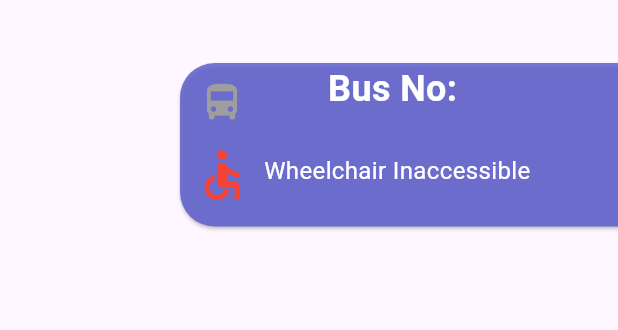
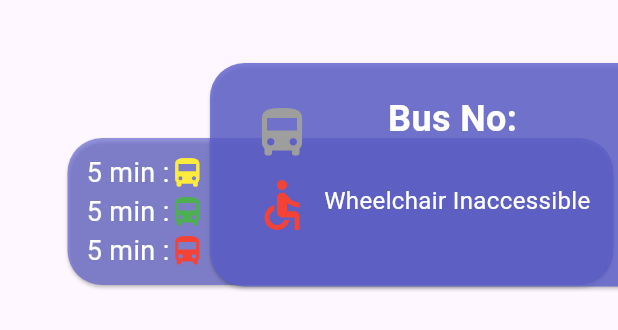
Before and after one commit to zacw-243L/flutter-transport-app, a Flutter app: the BusArrivalTile widget shown alone on an empty page, opened directly with empty values, on a phone screen of 412 x 824 dp. Shown: the top 330 px of the screen. Run offline on Flutter 3.47's test engine with Material 3 defaults, Android fonts, the phone set to English and light mode, and no system bars; our stand-ins replace cloud_firestore, firebase_auth, firebase_core; missing offline and left inert: firebase_ui_auth; accounts and stored records are empty; network calls fail.

Commit message:
Made sideCard with placeholder info for nextBus implementatin

```diff
--- a/lib/screens/bus_screen.dart
+++ b/lib/screens/bus_screen.dart
@@ -1,3 +1,4 @@
+import 'package:flutter/cupertino.dart';
 import 'package:flutter/material.dart';
 import '../utilities/api_calls.dart';
 import '../utilities/constants.dart';
@@ -261,24 +262,28 @@ class BusArrivalTile extends StatelessWidget {
       subtitle: Column(
         crossAxisAlignment: CrossAxisAlignment.start,
         children: [
+          Stack(
+            children: [
               Transform.translate(
-            offset: Offset(100.0, 30.0),
+                offset: Offset(25.0, 80.0),
+                child: buildInfoCard(),
+              ),
+              Transform.translate(
+                offset: Offset(120.0, 30.0),
                 child: Card(
-              color: Color(0xFF5E60CE).withOpacity(0.85),
+                  color: Color(0xFF5E60CE).withOpacity(0.80),
                   shape: RoundedRectangleBorder(
                     borderRadius: BorderRadius.circular(23),
                   ),
+                  child: Padding(
+                    padding: const EdgeInsets.all(20),
                     child: Row(
                       children: [
                         Column(children: [
-                    Container(
-                      width: 40,
-                      height: 40,
-                      child: Icon(
+                          Icon(
                             Icons.directions_bus,
                             color: getLoadColor(busArrival.nextBus.load),
-                        size: 30,
-                      ),
+                            size: 40,
                           ),
                           Padding(
                             padding: const EdgeInsets.all(8.0),
@@ -293,8 +298,10 @@ class BusArrivalTile extends StatelessWidget {
                         ]),
                         Column(
                           children: [
-                      Text('Bus No: ${busArrival.serviceNo}', style: kBusTitle),
-                      Text(arriveTime(busArrival.nextBus.estimatedArrival),
+                            Text('Bus No: ${busArrival.serviceNo}',
+                                style: kBusTitle),
+                            Text(
+                                arriveTime(busArrival.nextBus.estimatedArrival),
                                 style: kInfo),
                             Text(
                               busArrival.nextBus.feature == "WAB"
@@ -311,8 +318,46 @@ class BusArrivalTile extends StatelessWidget {
                     ),
                   ),
                 ),
+              ),
+            ],
+          ),
         ],
       ),
     );
   }
+
+  Widget buildInfoCard() {
+    return Card(
+      color: Color(0xFF5E60CE).withOpacity(0.65),
+      shape: RoundedRectangleBorder(
+        borderRadius: BorderRadius.circular(23),
+      ),
+      child: Padding(
+        padding: const EdgeInsets.fromLTRB(8, 10, 30, 10),
+        child: Column(
+          crossAxisAlignment: CrossAxisAlignment.start,
+          children: [
+            buildRow(Icons.directions_bus, " 5 min :", Colors.yellow),
+            buildRow(Icons.directions_bus, " 5 min :", Colors.green),
+            buildRow(Icons.directions_bus, " 5 min :", Colors.red),
+          ],
+        ),
+      ),
+    );
   }
+
+  Widget buildRow(IconData icon, String text, Color color) {
+    return Row(
+      children: [
+        Text(
+          text,
+          style: kInfo,
+        ),
+        Icon(
+          icon,
+          color: color,
+        ),
+      ],
+    );
+  }
+}
```
Lines whose indentation alone changed are shown as unchanged.
